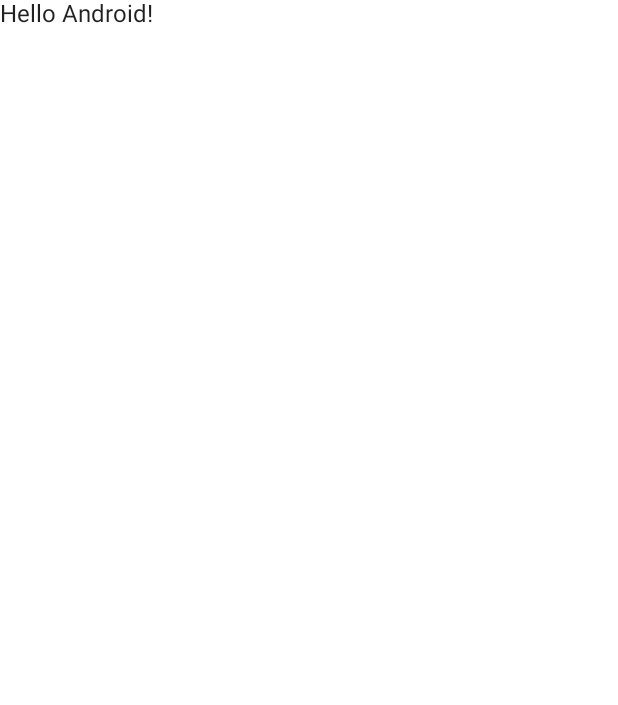
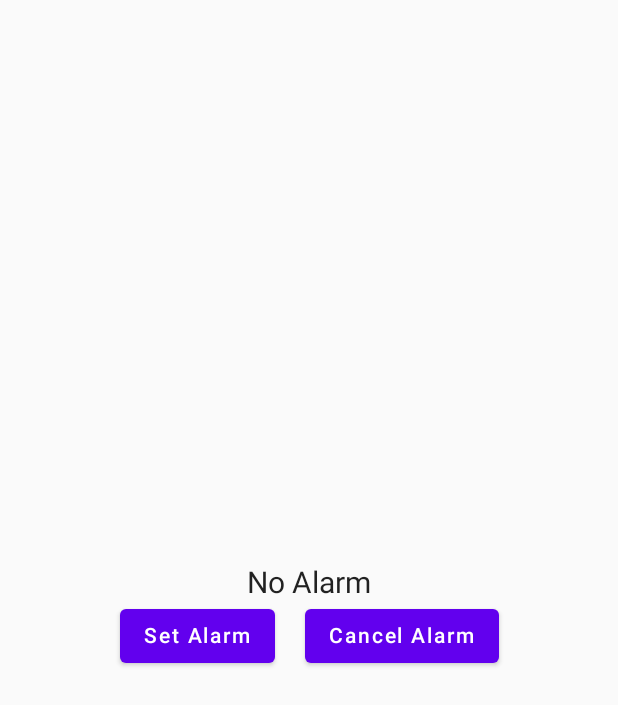
Before and after one commit to Nitin-Singh18/alarm-with-full-screen-intent-android, an Android app built with Jetpack Compose: the screen it shows after launch (MainActivity), on a phone screen of 412 x 824 dp. Before the commit the part shown is almost empty. Shown: the top 705 px of the screen. Run offline under Robolectric (Android 15) with nearby library versions, the phone set to English and light mode, and no system bars.

Commit message:
fea - set and cancel alarm

```diff
--- a/app/build.gradle
+++ b/app/build.gradle
@@ -9,7 +9,7 @@ android {
 
     defaultConfig {
         applicationId "com.example.alarm"
-        minSdk 24
+        minSdk 26
         targetSdk 33
         versionCode 1
         versionName "1.0"
--- a/app/src/main/AndroidManifest.xml
+++ b/app/src/main/AndroidManifest.xml
@@ -2,6 +2,8 @@
 <manifest xmlns:android="http://schemas.android.com/apk/res/android"
     xmlns:tools="http://schemas.android.com/tools">
 
+    <uses-permission android:name="android.permission.SCHEDULE_EXACT_ALARM" />
+<!--    <uses-permission android:name="android.permission.USE_EXACT_ALARM"/>-->
     <application
         android:allowBackup="true"
         android:dataExtractionRules="@xml/data_extraction_rules"
@@ -22,6 +24,7 @@
                 <category android:name="android.intent.category.LAUNCHER" />
             </intent-filter>
         </activity>
+        <receiver android:name=".AlarmReceiver"/>
     </application>
 
 </manifest>
--- /dev/null
+++ b/app/src/main/java/com/example/alarm/AlarmScheduler.kt
@@ -0,0 +1,8 @@
+package com.example.alarm
+
+import java.time.LocalDateTime
+
+interface AlarmScheduler {
+    fun schedule(item:LocalDateTime)
+    fun cancel(item:LocalDateTime)
+}
--- a/app/src/main/java/com/example/alarm/MainActivity.kt
+++ b/app/src/main/java/com/example/alarm/MainActivity.kt
@@ -3,41 +3,67 @@ package com.example.alarm
 import android.os.Bundle
 import androidx.activity.ComponentActivity
 import androidx.activity.compose.setContent
-import androidx.compose.foundation.layout.fillMaxSize
-import androidx.compose.material.MaterialTheme
-import androidx.compose.material.Surface
-import androidx.compose.material.Text
-import androidx.compose.runtime.Composable
+import androidx.compose.foundation.layout.*
+import androidx.compose.material.*
+import androidx.compose.runtime.*
+import androidx.compose.ui.Alignment
 import androidx.compose.ui.Modifier
-import androidx.compose.ui.tooling.preview.Preview
+import androidx.compose.ui.unit.dp
+import androidx.compose.ui.unit.sp
 import com.example.alarm.ui.theme.AlarmTheme
+import java.time.LocalDateTime
 
 class MainActivity : ComponentActivity() {
     override fun onCreate(savedInstanceState: Bundle?) {
         super.onCreate(savedInstanceState)
+        val scheduler = AndroidAlarmScheduler(context = this)
         setContent {
             AlarmTheme {
-                // A surface container using the 'background' color from the theme
-                Surface(
-                    modifier = Modifier.fillMaxSize(),
-                    color = MaterialTheme.colors.background
+                var secondsText by remember {
+                    mutableStateOf("No Alarm")
+                }
+                var alarmTime: LocalDateTime? by remember {
+                    mutableStateOf(null)
+                }
+
+                Column(
+                    modifier = Modifier
+                        .fillMaxSize()
+                        .padding(16.dp),
+                    verticalArrangement = Arrangement.Center,
+                    horizontalAlignment = Alignment.CenterHorizontally
                 ) {
-                    Greeting("Android")
+                    Text(
+                        text = secondsText,
+                        fontSize = 20.sp,
+                    )
+                    Row(
+                        modifier = Modifier.fillMaxWidth(),
+                        horizontalArrangement = Arrangement.Center
+                    ) {
+                        Button(onClick = {
+                            alarmTime = LocalDateTime.now().plusSeconds(10)
+                            secondsText = LocalDateTime.now().toString()
+                            alarmTime?.let {
+                                scheduler.schedule(item = it)
+                            }
+                        }) {
+                            Text(text = "Set Alarm")
+                        }
+                        Spacer(modifier = Modifier.width(20.dp))
+                        Button(onClick = {
+                            print("Cancelled Alarm ${LocalDateTime.now()}")
+                            alarmTime?.let {
+                                scheduler.cancel(item = it)
+                                secondsText = ""
+                                alarmTime = null
+                            }
+                        }) {
+                            Text(text = "Cancel Alarm")
+                        }
+                    }
                 }
             }
         }
     }
 }
-
-@Composable
-fun Greeting(name: String) {
-    Text(text = "Hello $name!")
-}
-
-@Preview(showBackground = true)
-@Composable
-fun DefaultPreview() {
-    AlarmTheme {
-        Greeting("Android")
-    }
-}
```
Also changed, not shown: app/src/main/java/com/example/alarm/AlarmReceiver.kt (added, +12 -0 lines), app/src/main/java/com/example/alarm/AndroidAlarmScheduler.kt (added, +42 -0 lines).
